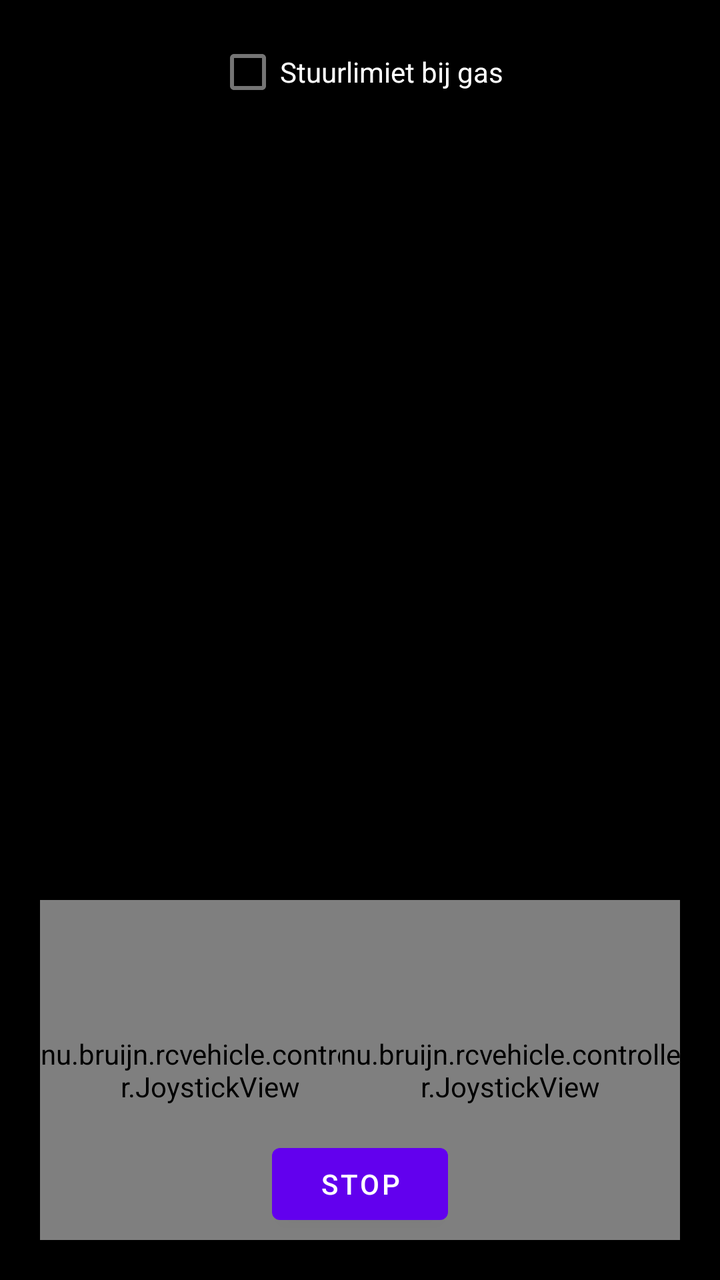
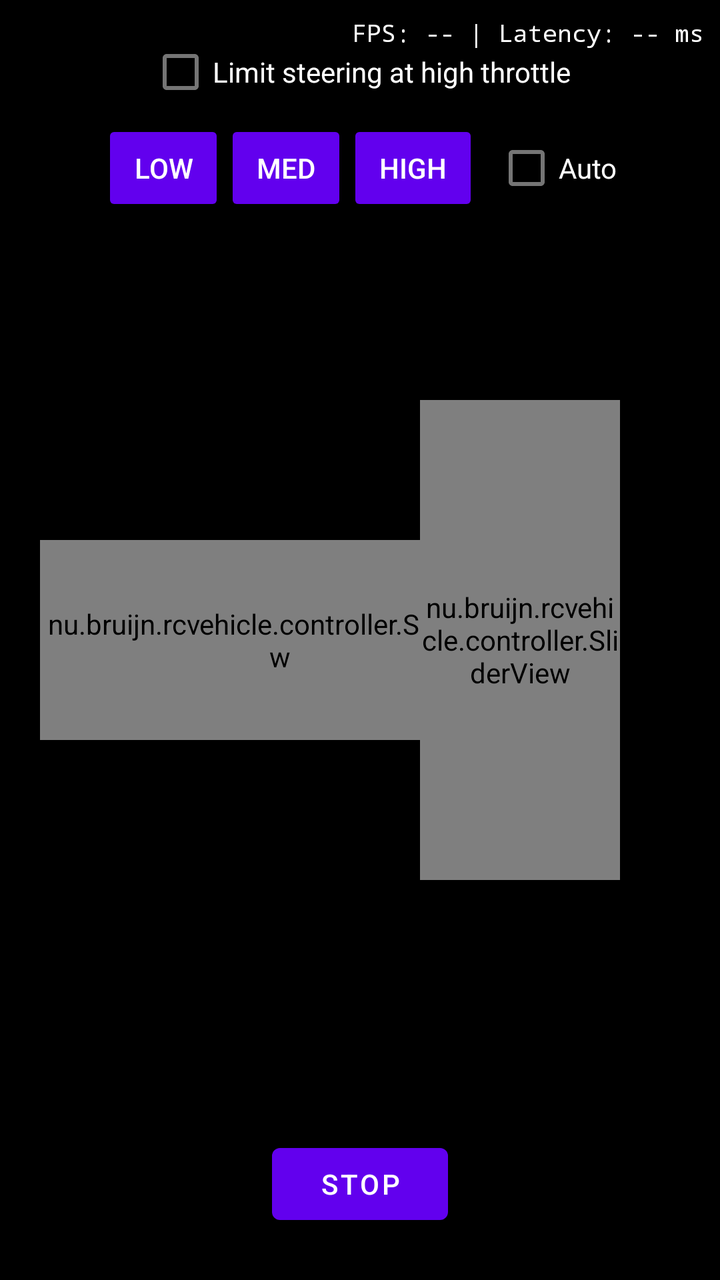

The first picture is an Android layout as it rendered before a commit; the second is the same layout after the commit. The layout source and the unified diff follow.
<!-- AndroidManifest.xml: application theme Theme.RcVehicle -->
<!-- res/layout/activity_controller_drive.xml -->
<?xml version="1.0" encoding="utf-8"?>
<FrameLayout xmlns:android="http://schemas.android.com/apk/res/android"
    android:id="@+id/videoContainer"
    android:layout_width="match_parent"
    android:layout_height="match_parent"
    android:background="@android:color/black">

    
    <TextureView
        android:id="@+id/textureVideo"
        android:layout_width="match_parent"
        android:layout_height="match_parent"
        android:layout_gravity="center" />

    
    <nu.bruijn.rcvehicle.controller.JoystickView
        android:id="@+id/joystickSteer"
        android:layout_width="170dp"
        android:layout_height="170dp"
        android:layout_gravity="bottom|start"
        android:layout_margin="20dp" />

    
    <nu.bruijn.rcvehicle.controller.JoystickView
        android:id="@+id/joystickThrottle"
        android:layout_width="170dp"
        android:layout_height="170dp"
        android:layout_gravity="bottom|end"
        android:layout_margin="20dp" />

    <Button
        android:id="@+id/buttonStop"
        android:layout_width="wrap_content"
        android:layout_height="wrap_content"
        android:layout_gravity="bottom|center_horizontal"
        android:layout_marginBottom="24dp"
        android:text="@string/controller_stop" />

    <CheckBox
        android:id="@+id/checkSteerLimit"
        android:layout_width="wrap_content"
        android:layout_height="wrap_content"
        android:layout_gravity="top|center_horizontal"
        android:layout_marginTop="12dp"
        android:textColor="@android:color/white"
        android:text="@string/controller_steer_limit" />

    <TextView
        android:id="@+id/textRtcLog"
        android:layout_width="wrap_content"
        android:layout_height="wrap_content"
        android:layout_gravity="top|start"
        android:layout_margin="8dp"
        android:fontFamily="monospace"
        android:textSize="10sp"
        android:textColor="@android:color/white"
        android:maxLines="4" />

</FrameLayout>
<!-- resources referenced by this layout -->
<resources>
  <string name="controller_steer_limit">Stuurlimiet bij gas</string>
  <string name="controller_stop">STOP</string>
  <style name="Theme.RcVehicle" parent="Theme.MaterialComponents.DayNight.NoActionBar" />
</resources>

<!-- the commit's change to res/layout/activity_controller_drive.xml (unified diff, before → after) -->
@@ -13,20 +13,20 @@
         android:layout_gravity="center" />
 
     
-    <nu.bruijn.rcvehicle.controller.JoystickView
-        android:id="@+id/joystickSteer"
-        android:layout_width="170dp"
-        android:layout_height="170dp"
-        android:layout_gravity="bottom|start"
-        android:layout_margin="20dp" />
+    <nu.bruijn.rcvehicle.controller.SliderView
+        android:id="@+id/sliderSteer"
+        android:layout_width="240dp"
+        android:layout_height="100dp"
+        android:layout_gravity="center_vertical|start"
+        android:layout_marginStart="20dp" />
 
     
-    <nu.bruijn.rcvehicle.controller.JoystickView
-        android:id="@+id/joystickThrottle"
-        android:layout_width="170dp"
-        android:layout_height="170dp"
-        android:layout_gravity="bottom|end"
-        android:layout_margin="20dp" />
+    <nu.bruijn.rcvehicle.controller.SliderView
+        android:id="@+id/sliderThrottle"
+        android:layout_width="100dp"
+        android:layout_height="240dp"
+        android:layout_gravity="center_vertical|end"
+        android:layout_marginEnd="50dp" />
 
     <Button
         android:id="@+id/buttonStop"
@@ -36,14 +36,58 @@
         android:layout_marginBottom="24dp"
         android:text="@string/controller_stop" />
 
-    <CheckBox
-        android:id="@+id/checkSteerLimit"
+    <LinearLayout
         android:layout_width="wrap_content"
         android:layout_height="wrap_content"
         android:layout_gravity="top|center_horizontal"
         android:layout_marginTop="12dp"
-        android:textColor="@android:color/white"
-        android:text="@string/controller_steer_limit" />
+        android:orientation="vertical"
+        android:gravity="center_horizontal">
+
+        <CheckBox
+            android:id="@+id/checkSteerLimit"
+            android:layout_width="wrap_content"
+            android:layout_height="wrap_content"
+            android:textColor="@android:color/white"
+            android:text="@string/controller_steer_limit" />
+
+        
+        <LinearLayout
+            android:layout_width="wrap_content"
+            android:layout_height="wrap_content"
+            android:orientation="horizontal"
+            android:gravity="center_vertical">
+
+            <Button
+                android:id="@+id/buttonQualityLow"
+                style="?android:attr/buttonStyleSmall"
+                android:layout_width="wrap_content"
+                android:layout_height="wrap_content"
+                android:text="@string/controller_quality_low" />
+
+            <Button
+                android:id="@+id/buttonQualityMedium"
+                style="?android:attr/buttonStyleSmall"
+                android:layout_width="wrap_content"
+                android:layout_height="wrap_content"
+                android:text="@string/controller_quality_medium" />
+
+            <Button
+                android:id="@+id/buttonQualityHigh"
+                style="?android:attr/buttonStyleSmall"
+                android:layout_width="wrap_content"
+                android:layout_height="wrap_content"
+                android:text="@string/controller_quality_high" />
+
+            <CheckBox
+                android:id="@+id/checkAutoQuality"
+                android:layout_width="wrap_content"
+                android:layout_height="wrap_content"
+                android:layout_marginStart="8dp"
+                android:textColor="@android:color/white"
+                android:text="@string/controller_quality_auto" />
+        </LinearLayout>
+    </LinearLayout>
 
     <TextView
         android:id="@+id/textRtcLog"
@@ -56,4 +100,16 @@
         android:textColor="@android:color/white"
         android:maxLines="4" />
 
+    
+    <TextView
+        android:id="@+id/textDebugOverlay"
+        android:layout_width="wrap_content"
+        android:layout_height="wrap_content"
+        android:layout_gravity="top|end"
+        android:layout_margin="8dp"
+        android:fontFamily="monospace"
+        android:textSize="12sp"
+        android:textColor="@android:color/white"
+        android:text="FPS: -- | Latency: -- ms" />
+
 </FrameLayout>
<!-- resource entries referenced after the edit -->
@@ -1,6 +1,10 @@
 <!-- resources referenced by this layout -->
 <resources>
-  <string name="controller_steer_limit">Stuurlimiet bij gas</string>
+  <string name="controller_quality_auto">Auto</string>
+  <string name="controller_quality_high">High</string>
+  <string name="controller_quality_low">Low</string>
+  <string name="controller_quality_medium">Med</string>
+  <string name="controller_steer_limit">Limit steering at high throttle</string>
   <string name="controller_stop">STOP</string>
   <style name="Theme.RcVehicle" parent="Theme.MaterialComponents.DayNight.NoActionBar" />
 </resources>
